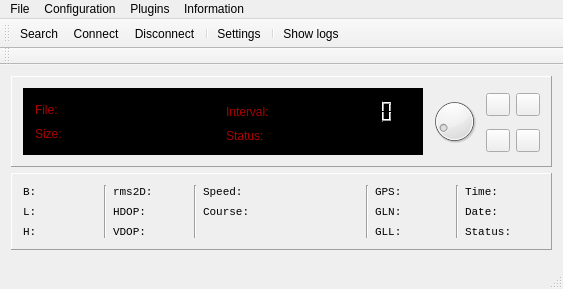
devnir/Bellatrix, file mainwindow.ui: the form before one commit.
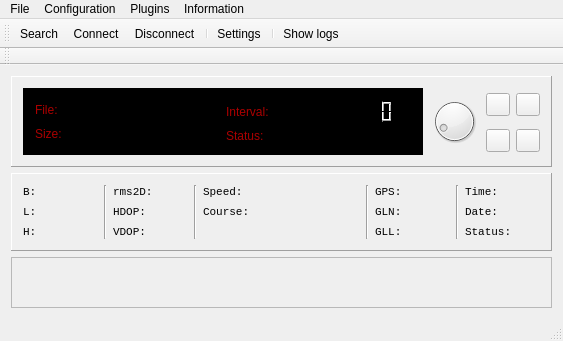
The form after the commit.

The edit to the form file:
```diff
--- a/mainwindow.ui
+++ b/mainwindow.ui
@@ -7,7 +7,7 @@
     <x>0</x>
     <y>0</y>
     <width>559</width>
-    <height>280</height>
+    <height>341</height>
    </rect>
   </property>
   <property name="windowTitle">
```
